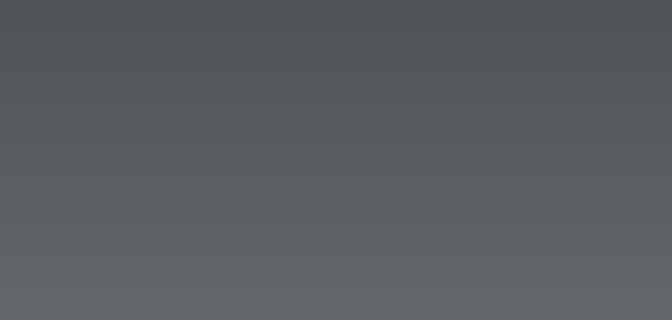
First picture: the form in nas/gui/designs/reg_window.ui, repository roland-zitny/BC-NAS, before the edit; both pictures show x 379 to 1051 and y 382 to 702 of the 1051 by 933 pixel window.
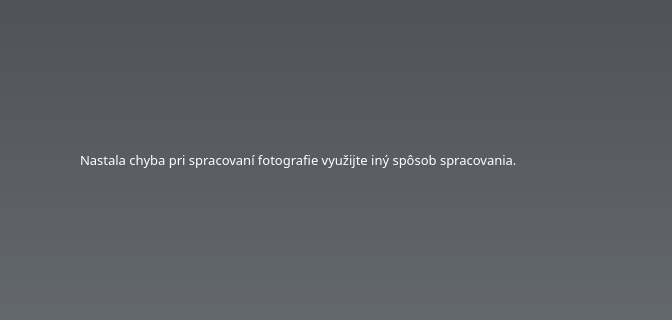
Second picture: the form after the edit. Icons and pictures are not drawn.

Commit message: StimuliCreator, error on photo

What changed in the file:
```diff
--- a/nas/gui/designs/reg_window.ui
+++ b/nas/gui/designs/reg_window.ui
@@ -977,6 +977,17 @@
          <property name="spacing">
           <number>0</number>
          </property>
+         <item row="0" column="0" alignment="Qt::AlignHCenter|Qt::AlignVCenter">
+          <widget class="QLabel" name="CameraErrorLabel">
+           <property name="styleSheet">
+            <string notr="true">font: 10pt Bahnschrift SemiBold;
+color: white;</string>
+           </property>
+           <property name="text">
+            <string>Nastala chyba pri spracovaní fotografie využijte iný spôsob spracovania.</string>
+           </property>
+          </widget>
+         </item>
         </layout>
        </widget>
       </item>
```
The commit also changes 5 other files.
